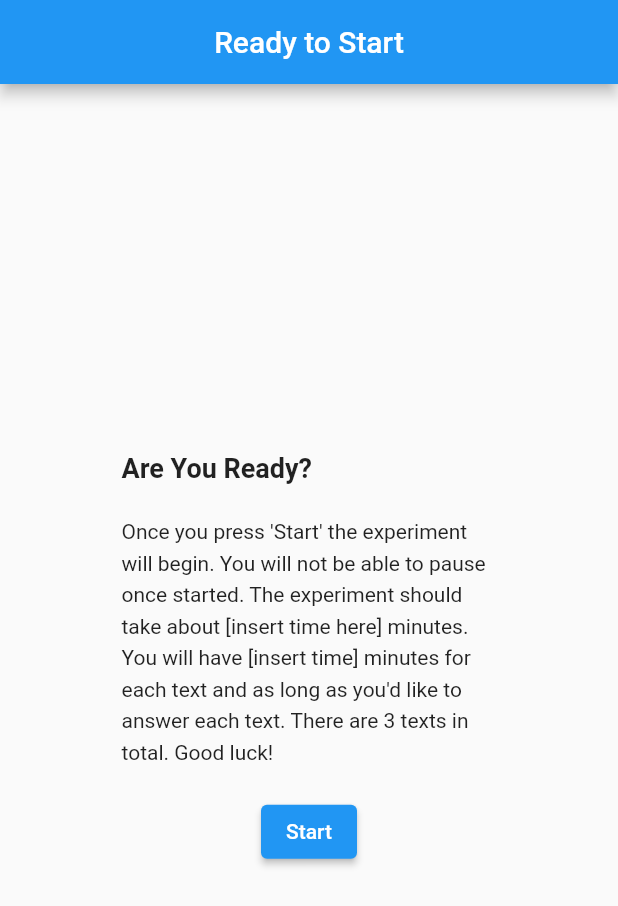
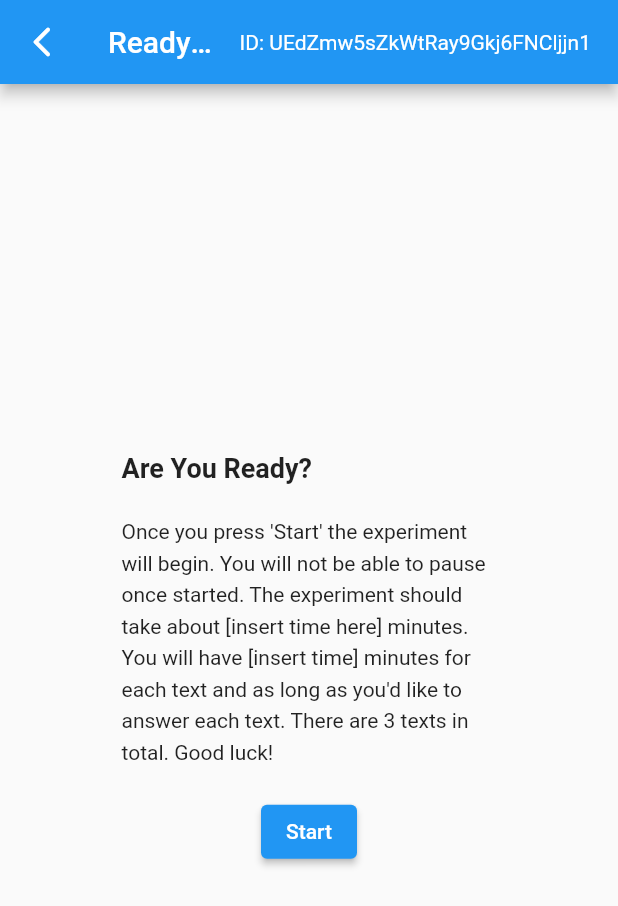
Before and after one commit to HadyMash/psych-ia-experiment, a Flutter app: the Explanation screen opened directly, after a tap on "Next", on a phone screen of 412 x 824 dp. Shown: the top 906 px of the screen. Run offline on Flutter 3.47's test engine with Material 2 defaults, Android fonts, the phone set to English and light mode, and no system bars; our stand-ins replace cloud_firestore, firebase_auth, firebase_core, fluttertoast; missing offline and left inert: dart:html; accounts and stored records are empty; network calls fail.

Commit message:
Added uid display to AppBars() and added a toast to show errors when creating a new user in Home()'s 'Get Started' button.

```diff
--- a/lib/screens/experiment/intro.dart
+++ b/lib/screens/experiment/intro.dart
@@ -1,7 +1,9 @@
 import 'package:flutter/material.dart';
+import 'package:reading_experiment/services/auth.dart';
 
 class Agreement extends StatefulWidget {
-  const Agreement({Key? key}) : super(key: key);
+  final String uid;
+  const Agreement({required this.uid, Key? key}) : super(key: key);
 
   @override
   _AgreementState createState() => _AgreementState();
@@ -31,10 +33,31 @@ class _AgreementState extends State<Agreement> {
         leading: IconButton(
           icon: const Icon(Icons.arrow_back_ios_new_rounded),
           onPressed: () async {
-            // TOOD await log out
+            await AuthService().deleteUser();
             Navigator.of(context).pop();
           },
         ),
+        actions: [
+          Center(
+            child: Padding(
+              padding: const EdgeInsets.only(right: 15),
+              child: Row(
+                mainAxisSize: MainAxisSize.min,
+                children: [
+                  const Text('ID: '),
+                  Theme(
+                    data: ThemeData(
+                      textSelectionTheme: TextSelectionThemeData(
+                        selectionColor: Colors.amber[700],
+                      ),
+                    ),
+                    child: const SelectableText('UEdZmw5sZkWtRay9Gkj6FNCljjn1'),
+                  ),
+                ],
+              ),
+            ),
+          ),
+        ],
         automaticallyImplyLeading: false,
         centerTitle: true,
       ),
@@ -129,6 +152,34 @@ class Explanation extends StatelessWidget {
     return Scaffold(
       appBar: AppBar(
         title: const Text('Introduction - Explanation'),
+        leading: IconButton(
+          icon: const Icon(Icons.arrow_back_ios_new_rounded),
+          onPressed: () async {
+            await AuthService().deleteUser();
+            Navigator.of(context).pop();
+          },
+        ),
+        actions: [
+          Center(
+            child: Padding(
+              padding: const EdgeInsets.only(right: 15),
+              child: Row(
+                mainAxisSize: MainAxisSize.min,
+                children: [
+                  const Text('ID: '),
+                  Theme(
+                    data: ThemeData(
+                      textSelectionTheme: TextSelectionThemeData(
+                        selectionColor: Colors.amber[700],
+                      ),
+                    ),
+                    child: const SelectableText('UEdZmw5sZkWtRay9Gkj6FNCljjn1'),
+                  ),
+                ],
+              ),
+            ),
+          ),
+        ],
         automaticallyImplyLeading: false,
         centerTitle: true,
       ),
@@ -177,6 +228,34 @@ class AreYouReady extends StatelessWidget {
     return Scaffold(
       appBar: AppBar(
         title: const Text('Ready to Start'),
+        leading: IconButton(
+          icon: const Icon(Icons.arrow_back_ios_new_rounded),
+          onPressed: () async {
+            await AuthService().deleteUser();
+            Navigator.of(context).pop();
+          },
+        ),
+        actions: [
+          Center(
+            child: Padding(
+              padding: const EdgeInsets.only(right: 15),
+              child: Row(
+                mainAxisSize: MainAxisSize.min,
+                children: [
+                  const Text('ID: '),
+                  Theme(
+                    data: ThemeData(
+                      textSelectionTheme: TextSelectionThemeData(
+                        selectionColor: Colors.amber[700],
+                      ),
+                    ),
+                    child: const SelectableText('UEdZmw5sZkWtRay9Gkj6FNCljjn1'),
+                  ),
+                ],
+              ),
+            ),
+          ),
+        ],
         automaticallyImplyLeading: false,
         centerTitle: true,
       ),
--- a/pubspec.yaml
+++ b/pubspec.yaml
@@ -33,6 +33,7 @@ dependencies:
   cupertino_icons: ^1.0.2
   firebase_auth: ^2.0.0
   firebase_core: ^1.3.0
+  fluttertoast: ^8.0.7
   provider: ^5.0.0
 
 dev_dependencies:
```
Also changed, not shown: lib/main.dart (+67 -3 lines), lib/services/auth.dart (+10 -0 lines), pubspec.lock.
